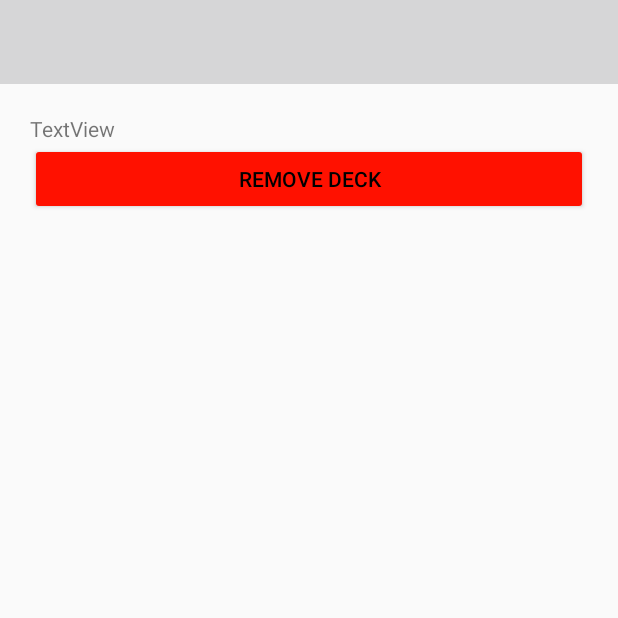
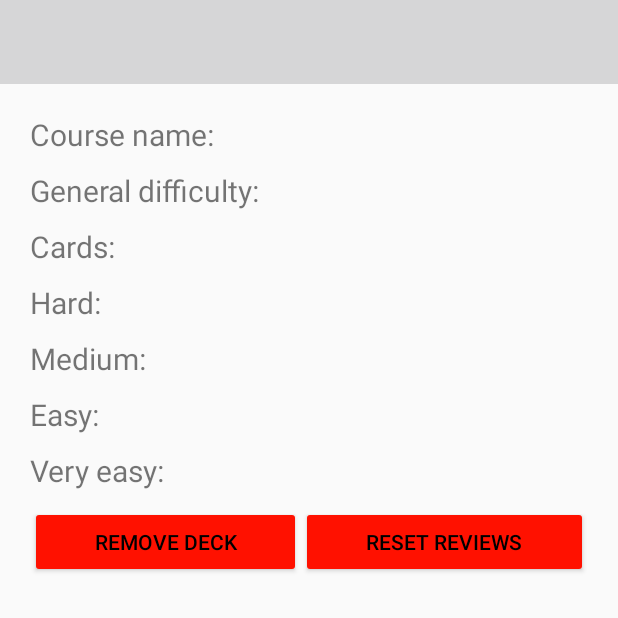
Before and after one commit to jonaselmesten/learndeck-application, an Android app: the SettingsActivity screen opened directly, with no data from a screen before it, on a phone screen of 412 x 824 dp, the top half of it. Run offline under Robolectric (Android 15) with nearby library versions, the phone set to English and light mode, and no system bars.

Commit message:
Updated settings gui and added base logic for remove reviews or deck data.

```diff
--- a/app/src/main/res/layout/activity_settings.xml
+++ b/app/src/main/res/layout/activity_settings.xml
@@ -14,19 +14,61 @@
         <ScrollView
                 android:layout_width="match_parent"
                 android:layout_height="match_parent">
+
             <LinearLayout
                     android:orientation="vertical"
                     android:layout_width="match_parent"
                     android:layout_height="wrap_content">
-                <LinearLayout
-                        android:orientation="horizontal"
+
+                <TextView
+                        android:text="Course name:"
+                        android:paddingBottom="10dp"
+                        android:textSize="20dp"
                         android:layout_width="match_parent"
-                        android:layout_height="match_parent">
-                    <TextView
-                            android:text="TextView"
-                            android:layout_width="wrap_content"
-                            android:layout_height="wrap_content" android:id="@+id/textView" android:layout_weight="1"/>
-                </LinearLayout>
+                        android:layout_height="wrap_content" android:id="@+id/name"/>
+
+                <TextView
+                        android:text="General difficulty:"
+                        android:paddingBottom="10dp"
+                        android:textSize="20dp"
+                        android:layout_width="match_parent"
+                        android:layout_height="wrap_content" android:id="@+id/difficulty"/>
+
+                <TextView
+                        android:text="Cards:"
+                        android:paddingBottom="10dp"
+                        android:textSize="20dp"
+                        android:layout_width="match_parent"
+                        android:layout_height="wrap_content" android:id="@+id/cards"/>
+
+                <TextView
+                        android:text="Hard:"
+                        android:paddingBottom="10dp"
+                        android:textSize="20dp"
+                        android:layout_width="match_parent"
+                        android:layout_height="wrap_content" android:id="@+id/hard"/>
+
+                <TextView
+                        android:text="Medium:"
+                        android:paddingBottom="10dp"
+                        android:textSize="20dp"
+                        android:layout_width="match_parent"
+                        android:layout_height="wrap_content" android:id="@+id/medium"/>
+
+                <TextView
+                        android:text="Easy:"
+                        android:paddingBottom="10dp"
+                        android:textSize="20dp"
+                        android:layout_width="match_parent"
+                        android:layout_height="wrap_content" android:id="@+id/easy"/>
+
+                <TextView
+                        android:text="Very easy:"
+                        android:paddingBottom="10dp"
+                        android:textSize="20dp"
+                        android:layout_width="match_parent"
+                        android:layout_height="wrap_content" android:id="@+id/veryEasy"/>
+
                 <LinearLayout
                         android:orientation="horizontal"
                         android:layout_width="match_parent"
@@ -36,7 +78,13 @@
                             android:layout_width="wrap_content"
                             android:textColor="@color/black"
                             android:backgroundTint="@color/red"
-                            android:layout_height="wrap_content" android:id="@+id/button" android:layout_weight="1"/>
+                            android:layout_height="wrap_content" android:id="@+id/removeDeckButton" android:layout_weight="1"/>
+                    <Button
+                            android:text="Reset reviews"
+                            android:layout_width="wrap_content"
+                            android:textColor="@color/black"
+                            android:backgroundTint="@color/red"
+                            android:layout_height="wrap_content" android:id="@+id/resetViewsButton" android:layout_weight="1"/>
                 </LinearLayout>
             </LinearLayout>
         </ScrollView>
```
Also changed, not shown: app/src/main/java/activity/SettingsActivity.java (+55 -1 lines).
